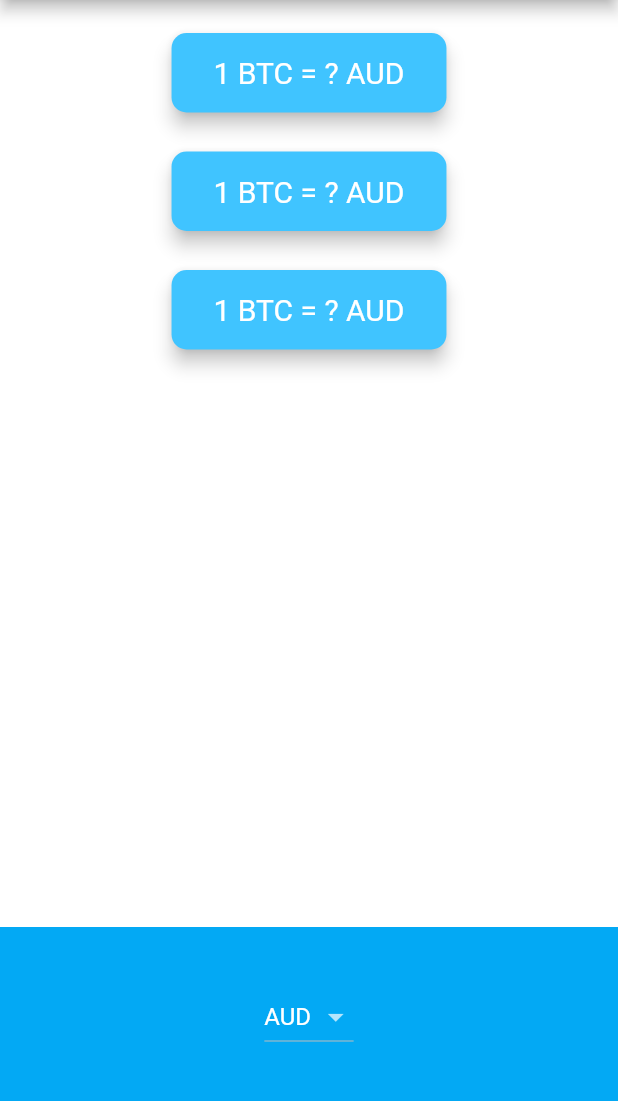
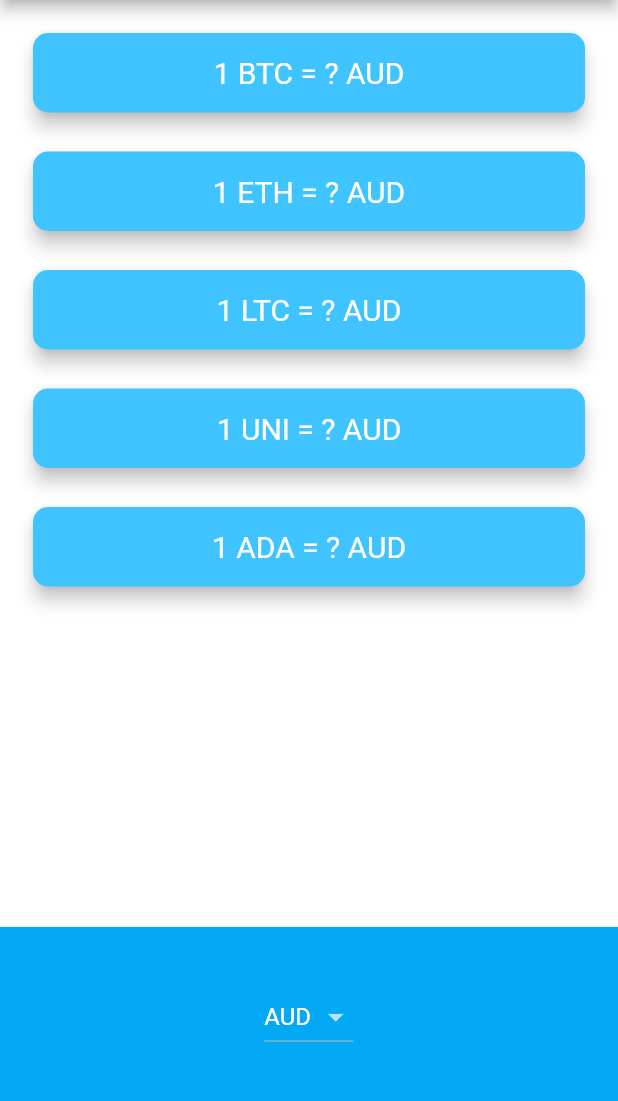
Before and after one commit to ldasha60/bitcoin-flutter, a Flutter app: the screen it shows after launch, on a phone screen of 412 x 824 dp, the part 84-1185 px from its top. Run offline on Flutter 3.47's test engine with Material 2 defaults, Android fonts, the phone set to English and light mode, and no system bars; network calls fail.

Commit message:
Update crypto_card.dart and add makeCards();

```diff
--- a/lib/coin_data.dart
+++ b/lib/coin_data.dart
@@ -29,6 +29,8 @@ const List<String> cryptoList = [
   'BTC',
   'ETH',
   'LTC',
+  'UNI',
+  'ADA',
 ];
 
 const coinAPIURL = 'https://rest.coinapi.io/v1/exchangerate';
--- a/lib/crypto_card.dart
+++ b/lib/crypto_card.dart
@@ -3,13 +3,14 @@ import 'package:flutter/material.dart';
 
 class CryptoCard extends StatelessWidget {
   const CryptoCard({
-    Key key,
-    @required this.value,
-    @required this.selectedCurrency,
-  }) : super(key: key);
+    this.value,
+    this.selectedCurrency,
+    this.cryptoCurrency,
+  });
 
   final String value;
   final String selectedCurrency;
+  final String cryptoCurrency;
 
   @override
   Widget build(BuildContext context) {
@@ -24,7 +25,7 @@ class CryptoCard extends StatelessWidget {
         child: Padding(
           padding: EdgeInsets.symmetric(vertical: 15.0, horizontal: 28.0),
           child: Text(
-            '1 BTC = $value $selectedCurrency',
+            '1 $cryptoCurrency = $value $selectedCurrency',
             textAlign: TextAlign.center,
             style: TextStyle(
               fontSize: 20.0,
--- a/lib/price_screen.dart
+++ b/lib/price_screen.dart
@@ -53,10 +53,6 @@ class _PriceScreenState extends State<PriceScreen> {
     );
   }
 
-  String value = '?';
-
-  //TODO 7: Figure out a way of displaying a '?' on screen while we're waiting for the price data to come back. Hint: You'll need a ternary operator.
-
   Map<String, String> coinValues = {};
   bool isWaiting = false;
 
@@ -79,7 +75,22 @@ class _PriceScreenState extends State<PriceScreen> {
     getData();
   }
 
-  //TODO: For bonus points, create a method that loops through the cryptoList and generates a CryptoCard for each.
+  Column makeCards() {
+    List<CryptoCard> cryptoCards = [];
+    for (String crypto in cryptoList) {
+      cryptoCards.add(
+        CryptoCard(
+          cryptoCurrency: crypto,
+          selectedCurrency: selectedCurrency,
+          value: isWaiting ? '?' : coinValues[crypto],
+        ),
+      );
+    }
+    return Column(
+      crossAxisAlignment: CrossAxisAlignment.stretch,
+      children: cryptoCards,
+    );
+  }
 
   @override
   Widget build(BuildContext context) {
@@ -91,13 +102,7 @@ class _PriceScreenState extends State<PriceScreen> {
         mainAxisAlignment: MainAxisAlignment.spaceBetween,
         crossAxisAlignment: CrossAxisAlignment.stretch,
         children: <Widget>[
-          Column(
-            children: [
-              CryptoCard(value: value, selectedCurrency: selectedCurrency),
-              CryptoCard(value: value, selectedCurrency: selectedCurrency),
-              CryptoCard(value: value, selectedCurrency: selectedCurrency),
-            ],
-          ),
+          makeCards(),
           Container(
             height: 150.0,
             alignment: Alignment.center,
```
